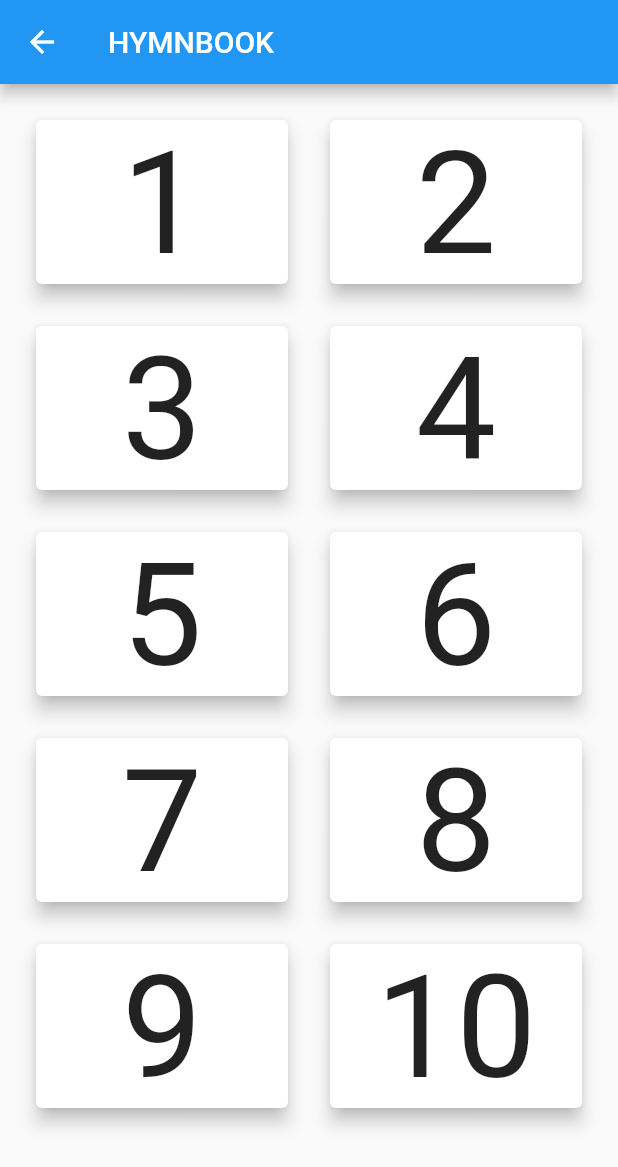
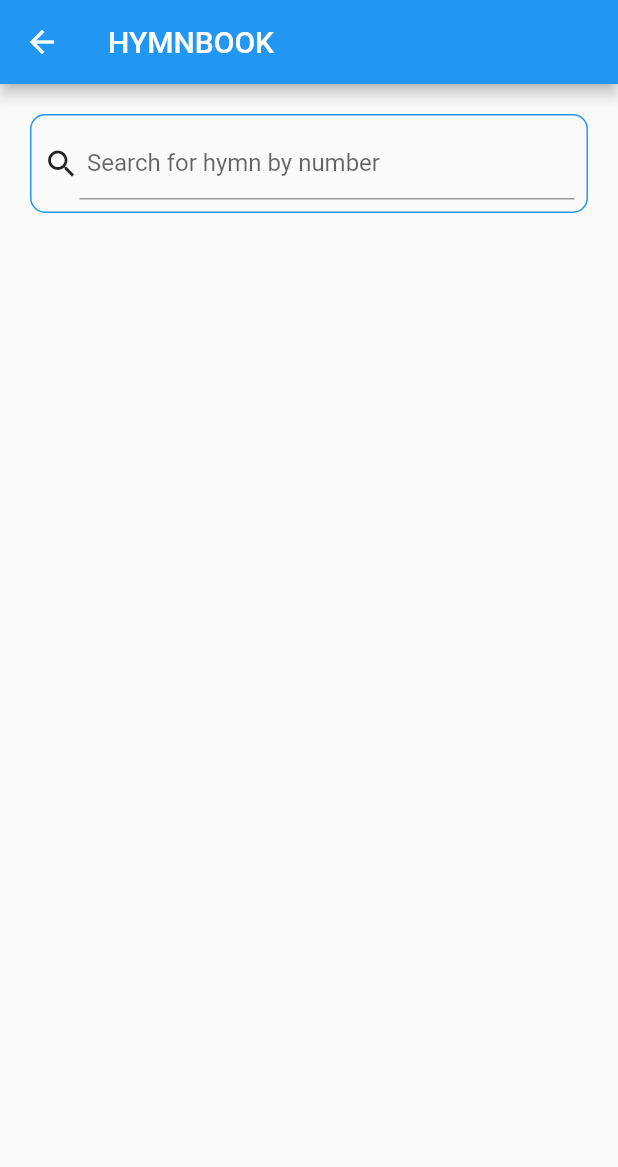
Before and after one commit to Jlvck/gac_hymnal_app, a Flutter app: the HymnCategory screen opened by its route, on a phone screen of 412 x 824 dp. Shown: the top 1167 px of the screen. Run offline on Flutter 3.47's test engine with Material 2 defaults, Android fonts, the phone set to English and light mode, and no system bars.

Commit message:
implementing providers

```diff
--- a/lib/hymn_category.dart
+++ b/lib/hymn_category.dart
@@ -1,38 +1,65 @@
 // ignore_for_file: use_key_in_widget_constructors, prefer_const_constructors
 
 import 'package:flutter/material.dart';
+import 'package:provider/provider.dart';
 
-import './hymn_data.dart';
 import './hymn_view.dart';
+import './providers/hymn.dart';
+import './providers/hymn_book.dart';
 
-class HymnCategory extends StatelessWidget {
+class HymnCategory extends StatefulWidget {
   static const routeName = '/hymn_category';
 
   @override
+  State<HymnCategory> createState() => _HymnCategoryState();
+}
+
+class _HymnCategoryState extends State<HymnCategory> {
+  final enteredHymnNumber = TextEditingController();
+
+  @override
+  @override
+  void dispose() {
+    enteredHymnNumber.dispose();
+    super.dispose();
+  }
+
+  @override
   Widget build(BuildContext context) {
+    final hymnData = Provider.of<HymnBook>(context);
     return Scaffold(
-      appBar: AppBar(title: Text('HYMNBOOK')),
-      body: GridView(
-          padding: EdgeInsets.all(20),
-          gridDelegate: SliverGridDelegateWithMaxCrossAxisExtent(
-              maxCrossAxisExtent: 200,
-              childAspectRatio: 3 / 2,
-              crossAxisSpacing: 20,
-              mainAxisSpacing: 20),
-          children: HYMNS
-              .map(
-                (e) => InkWell(
-                  onTap: () => Navigator.of(context).pushNamed(
-                      HymnView.routeName,
-                      arguments: {'title': e['title'], 'hymn': e['hymn']}),
-                  child: Card(
-                    elevation: 5.0,
-                    child: FittedBox(
-                        child: Center(child: Text(e['id'] as String))),
+        appBar: AppBar(title: Text('HYMNBOOK')),
+        body: Container(
+          margin: EdgeInsets.all(20),
+          padding: EdgeInsets.all(8),
+          decoration: BoxDecoration(
+              borderRadius: BorderRadius.circular(10),
+              border: Border.all(color: Theme.of(context).primaryColor)),
+          child: Row(
+            children: [
+              Icon(Icons.search),
+              Expanded(
+                child: TextField(
+                  keyboardType: TextInputType.numberWithOptions(
+                    decimal: false,
+                    signed: false,
+                  ),
+                  onSubmitted: (_) {
+                    final Hymn selectedHymn =
+                        hymnData.getHymn(enteredHymnNumber.value.text);
+                    Navigator.of(context)
+                        .pushNamed(HymnView.routeName, arguments: selectedHymn);
+                    enteredHymnNumber.clear();
+                  },
+                  controller: enteredHymnNumber,
+                  decoration: InputDecoration(
+                    contentPadding: EdgeInsets.all(5),
+                    labelText: 'Search for hymn by number',
                   ),
                 ),
-              )
-              .toList()),
-    );
+              ),
+            ],
+          ),
+        ));
   }
 }
--- a/lib/hymn_view.dart
+++ b/lib/hymn_view.dart
@@ -1,6 +1,8 @@
 // ignore_for_file: use_key_in_widget_constructors, prefer_const_constructors, prefer_const_literals_to_create_immutables
 
 import 'package:flutter/material.dart';
+
+import './providers/hymn.dart';
 
 class HymnView extends StatelessWidget {
   static const routeName = '/hymn_view';
@@ -13,25 +15,47 @@ class HymnView extends StatelessWidget {
         mediaQuery.padding.top;
     double maxWidth = mediaQuery.size.width;
 
-    final routeArgs =
-        ModalRoute.of(context).settings.arguments as Map<String, Object>;
+    final routeArgs = ModalRoute.of(context).settings.arguments as Hymn;
 
-    final String routeTitle = routeArgs['title'];
-    final List routeHymn = routeArgs['hymn'];
+    final String routeTitle = routeArgs.verses[0][0];
+    final List<List<String>> routeHymn = routeArgs.verses;
 
     return Scaffold(
         appBar: AppBar(title: Text(routeTitle.toUpperCase())),
-        body: SizedBox(
-          height: maxHeight,
-          width: maxWidth,
-          child: Padding(
-            padding: const EdgeInsets.all(16.0),
+        body: SingleChildScrollView(
+          child: SizedBox(
+            height: maxHeight,
+            width: maxWidth,
             child: ListView.builder(
               itemBuilder: (ctx, index) => Align(
                 alignment: Alignment.center,
                 child: Padding(
                   padding: const EdgeInsets.all(8.0),
-                  child: Text(routeHymn[index]),
+                  child: Column(
+                    children: [
+                      Text(
+                        "${index + 1}",
+                        style: TextStyle(
+                            fontWeight: FontWeight.bold, fontSize: 30),
+                      ),
+                      ListView.builder(
+                        shrinkWrap: true,
+                        physics: ClampingScrollPhysics(),
+                        primary: false,
+                        itemBuilder: (ctxx, i) => Align(
+                          alignment: Alignment.center,
+                          child: Padding(
+                            padding: const EdgeInsets.all(8.0),
+                            child: Text(
+                              routeHymn[index][i],
+                              style: TextStyle(fontSize: 20),
+                            ),
+                          ),
+                        ),
+                        itemCount: routeHymn[index].length,
+                      ),
+                    ],
+                  ),
                 ),
               ),
               itemCount: routeHymn.length,
--- a/lib/main.dart
+++ b/lib/main.dart
@@ -1,7 +1,9 @@
 // ignore_for_file: prefer_const_constructors, use_key_in_widget_constructors, prefer_const_literals_to_create_immutables
 
 import 'package:flutter/material.dart';
+import 'package:provider/provider.dart';
 
+import './providers/hymn_book.dart';
 import './hymn_category.dart';
 import './hymn_view.dart';
 
@@ -10,12 +12,15 @@ void main() => runApp(MyApp());
 class MyApp extends StatelessWidget {
   @override
   Widget build(BuildContext context) {
-    return MaterialApp(
-      home: MyHomePage(),
-      routes: {
-        HymnCategory.routeName: (ctx) => HymnCategory(),
-        HymnView.routeName: (ctx) => HymnView()
-      },
+    return ChangeNotifierProvider(
+      create: (ctx) => HymnBook(),
+      child: MaterialApp(
+        home: MyHomePage(),
+        routes: {
+          HymnCategory.routeName: (ctx) => HymnCategory(),
+          HymnView.routeName: (ctx) => HymnView()
+        },
+      ),
     );
   }
 }
@@ -28,18 +33,8 @@ class MyHomePage extends StatefulWidget {
 class _MyHomePageState extends State<MyHomePage> {
   String logo_1 = 'images/church_logo1.png';
   String logo_2 = 'images/church_logo2.png';
-  bool state = true;
+
   String name = 'images/church_logo2.png';
-
-  changeName() {
-    setState(() {
-      if (state == false) {
-        state = true;
-      } else {
-        state = false;
-      }
-    });
-  }
 
   @override
   Widget build(BuildContext context) {
--- /dev/null
+++ b/lib/providers/hymn.dart
@@ -0,0 +1,17 @@
+import 'package:flutter/material.dart';
+
+class Hymn with ChangeNotifier {
+  final String id;
+  final List<List<String>> verses;
+  final bool isChorus;
+  final List<String> chorus;
+  bool isFavorites;
+
+  Hymn({
+    @required this.id,
+    @required this.verses,
+    @required this.isChorus,
+    @required this.chorus,
+    isFavorites = false,
+  });
+}
--- /dev/null
+++ b/lib/providers/hymn_book.dart
@@ -0,0 +1,380 @@
+import 'package:flutter/material.dart';
+import 'package:provider/provider.dart';
+import './hymn.dart';
+
+class HymnBook with ChangeNotifier {
+  Hymn getHymn(String hymnNumber) {
+    return _hymnBook.firstWhere((hymn) => hymn.id == hymnNumber);
+  }
+
+  final List<Hymn> _hymnBook = [
+    Hymn(
+      id: '1',
+      verses: [
+        [
+          "Ji okan mi, ba oorun ji ",
+          "Mura si işe ojo re:",
+          "Maşe ilora, ji kutu,",
+          "K'o san gbese ebo oro.",
+        ],
+        [
+          "Ogo fun Enit' o so mi.",
+          "To tu mi l'ara loj' orun;",
+          "Oluwa ijo mo ba sun",
+          "Ji mi s'aiye ainipekun."
+        ],
+        [
+          "Oluwa mo tun eje je ",
+          "Tu eşe ka b' iri oro",
+          "So akoro nu mi oni",
+          "Si f' Emi Re kun inu mi",
+        ],
+        [
+          "Oro, at işe mi oni",
+          "Ki nwon le ri bi oko Rę",
+          "K' emi si f' ipa mi gbogbo",
+          "Sise rere fun ogo Re",
+        ],
+        [
+          "Ji, gbon 'ra nu, 'wo okan mi",
+          "Yan ipo re l'arin Angel'",
+          "Awon ti nwon nkorin lyin",
+          "Ni gbogbo oru s' Oba wa.",
+        ],
+        [
+          "Ro gbogb' ojo t'o fi sofo",
+          "Bere si rere 'se loni:",
+          "Kiyes' irin' re l'alye yi:",
+          "K'o si mura d' ojo nla ni.",
+        ],
+        [
+          "Gba ninu imolęorun,",
+          "Si tanmolęnå f' elomi:",
+          "Je ki ogo Olorun re",
+          "Han n'nu iwa at' işe rę.",
+        ],
+        [
+          "Yin Olorun ibu ore:",
+          "E yin, enyin ęda aiye",
+          "E yin, enyin eda orun",
+          "Yin Baba, Omo on Emi.",
+        ]
+      ],
+      isChorus: false,
+      chorus: [""],
+    ),
+    Hymn(
+      id: '2',
+      verses: [
+        [
+          "Oluwa mi, mo njade lo.",
+          "Lati se isc ojo mi.",
+          "Iwo nikan l'emi o mo.",
+          "L'oro l'ero; ati n' işe.",
+        ],
+        [
+          "Ise t'O yan mi, l' anu Re",
+          "Jęki nie şe tayotayo:",
+          "Ki nr' oju Re ni iSe mi,",
+          "Kemi si le f' ife Re han."
+        ],
+        [
+          "Dabobo mi lowo 'danwo,",
+          "K'o pa okan mi mo kuro",
+          "L'owo aniyan aiye yi,",
+          "Ati gbogbo ifękufe.",
+        ],
+        [
+          "Iwo t' oju Re r' okan mi,",
+          "Maa wa low' otun mi titi,",
+          "Ki nmaa şişe lo l'ase Re.",
+          "Ki nf' işe mi gbogbo fun O.",
+        ],
+        [
+          "Je kl nreru Re t'o fuye",
+          "Ki nmaa sora nigba gbogbo,"
+              "Ki nma f' oju si nkan t' orun,",
+          "Ki nst mura d' ojo ogo:",
+        ],
+        [
+          "Ohunkohun t'O fi fun mi",
+          "Jeki nle lõ fun ogo",
+          "Re Ki nf'ayo sure ije mi,",
+          "Ki mba O rin titi d' orun.",
+        ]
+      ],
+      isChorus: false,
+      chorus: [""],
+    ),
+    Hymn(
+      id: '3',
+      verses: [
+        [
+          "Wa s'odo mi, Oluwa mi,",
+          "Ni kutukutu owuro,",
+          "Mu k' ero rere so jade,",
+          "Lat' inu mi soke grun.",
+        ],
+        [
+          "Wa s' odo mi,Oluwa mi,",
+          "Ni wakati osan gangan,",
+          "Ki 'yonu ma ba se mi mo",
+          "Nwon a si s' qsan mid' oru.",
+        ],
+        [
+          "Wa s' odo mi, Oluwa mi,",
+          "Nigbati ale ba nle lo",
+          "Bi okan mi ba nşako lo",
+          "Muu pada, f' oju 're wo mi.",
+        ],
+        [
+          "Wa s' odo mi, Oluwa mi.",
+          "Li oru, nigbati orun p",
+          "Ko woju mi: je k'okan mi",
+          "Ri 'simi je li aiya Re.",
+        ],
+        [
+          "Wa s'odo mi, Oluwa mi",
+          "Ni gbogbo ojo atye mi:",
+          "Nigbati emi mi ba lo.",
+          "Ki nie n' tbugbe lodo Re.",
+        ]
+      ],
+      isChorus: false,
+      chorus: [""],
+    ),
+    Hymn(
+      id: '4',
+      verses: [
+        [
+          "Wa s'adura ooro,",
+          "Kunle k'a gbadura,",
+          "Adura ni opa Kristian,",
+          "Lati b' Olorun rin.",
+        ],
+        [
+          "Losan, wolę labe",
+          "Apat' atyeraiye,",
+          "Itura ofiji Rę dun",
+          "Nigbat' orun ba mu.",
+        ],
+        [
+          "Je ki gbogbo ile",
+          "Wa gba 'dura l' ale,",
+          "Ki ile wa di t' Olorun",
+          "Ati 'bode run.",
+        ],
+        [
+          "Nigbat' o d'oganjo",
+          "Je k'a wi l'emi, pe",
+          "Mo sun sugbon okan mi ji",
+          "Lati ba O sona",
+        ]
+      ],
+      isChorus: false,
+      chorus: [""],
+    ),
+    Hymn(
+      id: '5',
+      verses: [
+        [
+          "Imolę oorg didun yi",
+          "Ji mi nin' orun mi",
+          "Baba, ife Tire nikan",
+          "L'o pa omo Rę mo.",
+        ],
+        [
+          "Ni gbogbo oni, mo bę O.",
+          "Maa şe Oluso mi.",
+          "Dariji mi, Jesu mimo",
+          "Ki 'm je Tire loni.",
+        ],
+        [
+          "Wa şe 'bugbe Rę ninu mi,",
+          "Emi ore-ofę!",
+          "So mi di mimo laiye yi,",
+          "K' emi le r' oju Re.",
+        ],
+      ],
+      isChorus: false,
+      chorus: [""],
+    ),
+    Hymn(
+      id: '6',
+      verses: [
+        [
+          "Baba mi, gbo t' emi",
+          "Wo ni Alaabo mi",
+          "Maa sunmo mi titi,",
+          "Oninure julo.",
+        ],
+        [
+          "Jesu, Oluwa mi,",
+          "Iye at' ogo mi",
+          "Ki 'gba na yara de,",
+          "Ti ngo de odo Re.",
+        ],
+        [
+          "Olutunu julo,",
+          "'Wo ti ngbe inu mi,",
+          "'Wo t'o mo aini mi,",
+          "Fa mi, k' o si gba mi",
+        ],
+        [
+          "Mimo, Mimo, Mimo",
+          "Má fi mi silęlai",
+          "Se mi n'ibugbe Re",
+          "Tire nikan lailai.",
+        ],
+      ],
+      isChorus: false,
+      chorus: [''],
+    ),
+    Hymn(
+      id: '7',
+      verses: [
+        [
+          "Ninu gbogbo ewu oru,",
+          "Oluwa l'o so mi:",
+          "A wa si tun ri 'mole yi",
+          "A tun tęekun ba.",
+        ],
+        [
+          "Oluwa, pa wa mo loni,",
+          "Fi apa Re so wa:",
+          "Kiki awon ti Wo pamo.",
+          "L'o nyo ninu ewu.",
+        ],
+        [
+          "K'oro wa ati iwa wa",
+          "Wipe Tire l' awa:",
+          "Tobęt' imolęotito",
+          "Le tan loju aiye.",
+        ],
+        [
+          "Má je k'a pada lodo",
+          "Re Olugbala owon:",
+          "Titi a of' oju wa ri",
+          "Oju re li opin.",
+        ],
+      ],
+      isChorus: false,
+      chorus: [''],
+    ),
+    Hymn(
+      id: '8',
+      verses: [
+        [
+          "Krist, Ologo, Olola,",
+          "Iwo Imole aiye,",
+          "Orun ododo, dide,",
+          "K'o si bori okunkun;",
+          "'Molęoro, sun-mo mi",
+          "'Rawo oro, w' aiya mi",
+        ],
+        [
+          "Okukun l' owuro je",
+          "B' Iwo ko pelu ręwa :",
+          "Ailayo l' ojo yi je.",
+          "B'anu ko tan 'molęmi",
+          "Fun mi n' imolęJesu.",
+          "M' okan mi gbogbo gbona:",
+        ],
+        [
+          "Wa bęokan mi yi wo,",
+          "Le okunkun se lo:",
+          "F' imole orun kun mi,",
+          "Si tu aigbagbo mi ka.",
+          "Mã f' ara Re han mi si,",
+          "Si ma ràn b' osangangan.",
+        ],
+      ],
+      isChorus: false,
+      chorus: [''],
+    ),
+    Hymn(
+      id: '9',
+      verses: [
+        [
+          "Jesu, Oorun ododo,",
+          "Iwo imolę ife.",
+          "Gbati 'mole owuro",
+          "Ba nt' ila orun tan wa,",
+          "Tan mole ododo Re",
+          "Yi wa ka.",
+        ],
+        [
+          "Gege bi tri ti nse",
+          "Sori eweko gbogbo,",
+          "K' Emi ore-ofe Re",
+          "So okan wa di otun:",
+          "Ro ojo ibukun Re",
+          "Sori wa.",
+        ],
+        [
+          "B' imole oorun ti nran,",
+          "K' imolę ife Tire.",
+          "Si må gbona l' okan wa,",
+          "K'o si mu wa l' ara ya,",
+          "K'a le ma f' ayo sin O",
+          "Laiye wa.",
+        ],
+        [
+          "Amona, ireti wa,",
+          "Ma fi wa silę titi,",
+          "Fi wa s' abe iso Re.",
+          "Titi opin aiye wa",
+          "Sin wa la ajo wa ja",
+          "S'ile wa.",
+        ],
+        [
+          "Pa wa mo n'nu ifę Rę",
+          "L'ojo alye wa gbogbo,",
+          "Si mu wa bori iku,",
+          "Mu wa de 'le ayo na,",
+          "K'a le ba 'won mimo gba",
+          "Isimi",
+        ],
+      ],
+      isChorus: false,
+      chorus: [''],
+    ),
+    Hymn(
+      id: '10',
+      verses: [
+        [
+          "Ogo f'Olorun l'ale yi",
+          "Fun gbogbo ōre imole",
+          "So mi Oba awon oba",
+          "L'abe ofiji iye Re.",
+        ],
+        [
+          "Oluwa, f' eşe mi ji mi,",
+          "Nitori Omo Re loni:",
+          "K' emi le wa l' Alafia",
+          "Pelu Iwo ati aiye.",
+        ],
+        [
+          "Jek' okan mi le sun le O.",
+          "K' orun didun p' oju mi de",
+          "Orun tl y'o m'ara mi le",
+          "Ki nle sin O li owuro.",
+        ],
+        [
+          "Bi mo ba dubulę laisun,",
+          "F'ero orun kun okan mi,",
+          "Maję ki nlala buburu",
+          "Maję  k' ipa okun bo mi.",
+        ],
+        [
+          "Yin Oluwa, gbogbo eda,",
+          "Ti mbę nisalę aiye yi :",
+          "E yin loke, eda orun",
+          "Yin Baba, Omo, on Emi.",
+        ],
+      ],
+      isChorus: false,
+      chorus: [''],
+    )
+  ];
+}
--- a/pubspec.yaml
+++ b/pubspec.yaml
@@ -30,6 +30,7 @@ environment:
 dependencies:
   flutter:
     sdk: flutter
+  provider: ^6.0.5
 
 
   # The following adds the Cupertino Icons font to your application.
```
Also changed, not shown: pubspec.lock.
